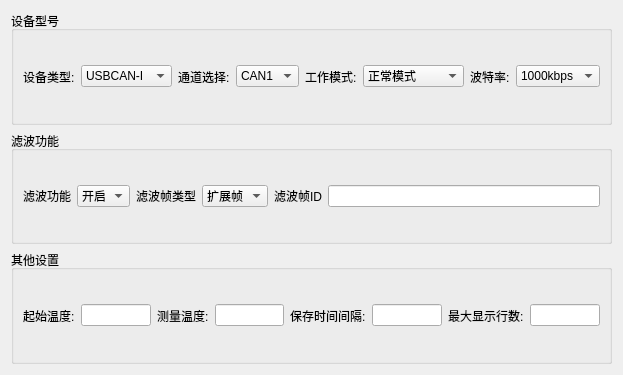
kingsun998/Qt, file DC_3/baseinfo.ui: the form before one commit.
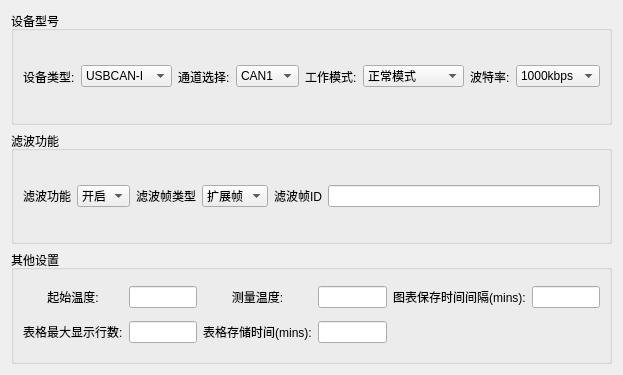
The form after the commit.

The edit to the form file:
```diff
--- a/DC_3/baseinfo.ui
+++ b/DC_3/baseinfo.ui
@@ -208,47 +208,69 @@
      <property name="title">
       <string>其他设置</string>
      </property>
-     <layout class="QHBoxLayout" name="horizontalLayout_3">
-      <item>
+     <layout class="QGridLayout" name="gridLayout">
+      <item row="0" column="0">
        <widget class="QLabel" name="label_13">
         <property name="text">
          <string>起始温度:</string>
         </property>
+        <property name="alignment">
+         <set>Qt::AlignCenter</set>
+        </property>
        </widget>
       </item>
-      <item>
-       <widget class="QLineEdit" name="lineEdit_2"/>
-      </item>
-      <item>
+      <item row="0" column="3">
        <widget class="QLabel" name="label_14">
         <property name="text">
          <string>测量温度:</string>
         </property>
+        <property name="alignment">
+         <set>Qt::AlignCenter</set>
+        </property>
        </widget>
       </item>
-      <item>
+      <item row="0" column="4">
        <widget class="QLineEdit" name="lineEdit_3"/>
       </item>
-      <item>
-       <widget class="QLabel" name="label_15">
-        <property name="text">
-         <string>保存时间间隔:</string>
-        </property>
-       </widget>
-      </item>
-      <item>
+      <item row="0" column="7">
        <widget class="QLineEdit" name="lineEdit_4"/>
       </item>
-      <item>
+      <item row="0" column="2">
+       <widget class="QLineEdit" name="lineEdit_2"/>
+      </item>
+      <item row="0" column="6">
+       <widget class="QLabel" name="label_15">
+        <property name="text">
+         <string>图表保存时间间隔(mins):</string>
+        </property>
+        <property name="alignment">
+         <set>Qt::AlignCenter</set>
+        </property>
+       </widget>
+      </item>
+      <item row="1" column="0">
        <widget class="QLabel" name="label_16">
         <property name="text">
-         <string>最大显示行数:</string>
+         <string>表格最大显示行数:</string>
         </property>
        </widget>
       </item>
-      <item>
+      <item row="1" column="2">
        <widget class="QLineEdit" name="lineEdit_5"/>
       </item>
+      <item row="1" column="3">
+       <widget class="QLabel" name="label_8">
+        <property name="text">
+         <string>表格存储时间(mins):</string>
+        </property>
+        <property name="alignment">
+         <set>Qt::AlignCenter</set>
+        </property>
+       </widget>
+      </item>
+      <item row="1" column="4">
+       <widget class="QLineEdit" name="lineEdit_6"/>
+      </item>
      </layout>
     </widget>
    </item>
```
